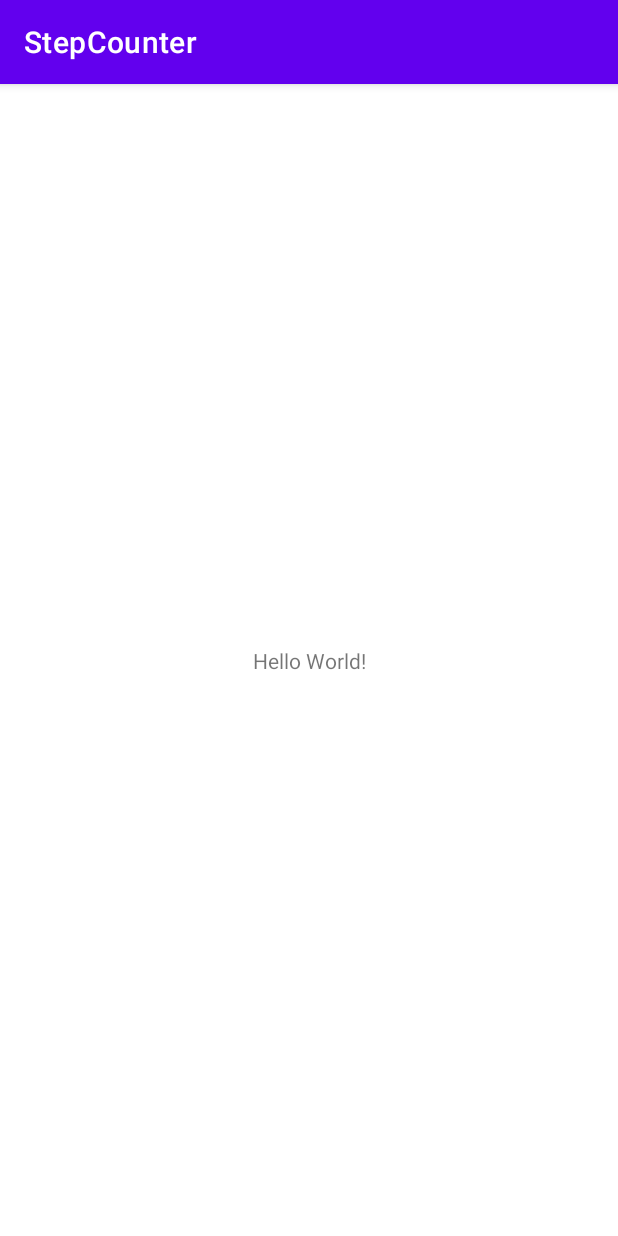
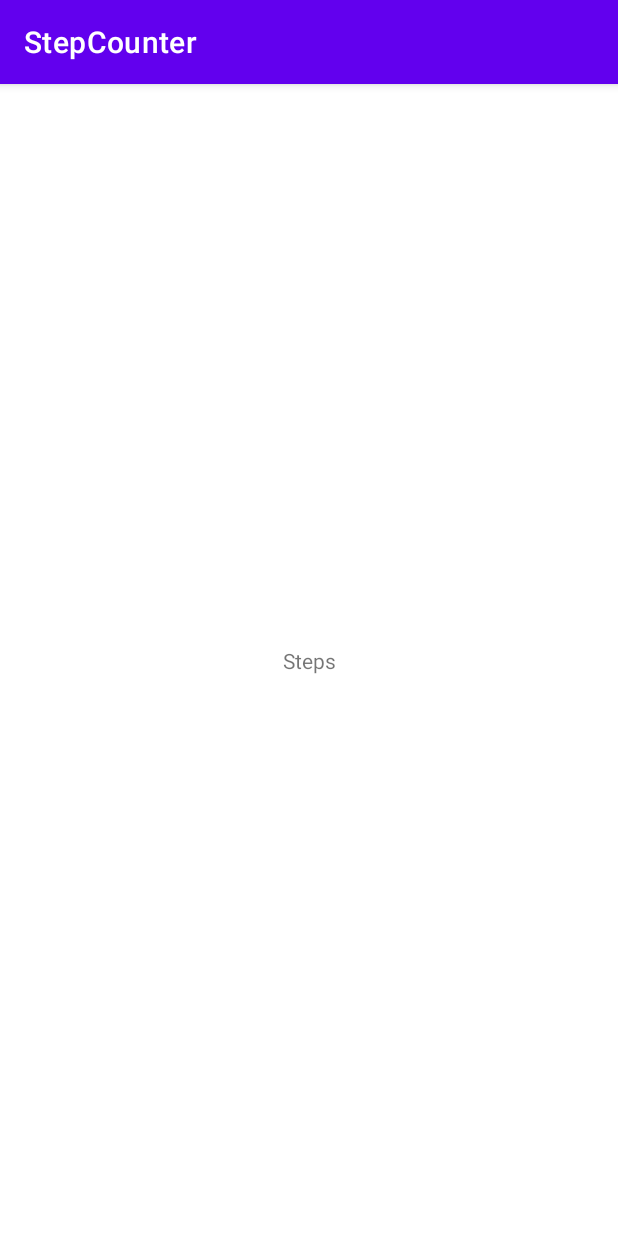
Before and after one commit to nicklasu/StepCounter, an Android app: the screen it shows after launch (MainActivity), on a phone screen of 412 x 824 dp. Run offline under Robolectric (Android 15) with nearby library versions, the phone set to English and light mode, and no system bars.

Commit message:
Add Step to activity_main.xml, Add basic functionality to step counter. Unsure if works correctly. Needs debugging.

```diff
--- a/app/src/main/java/com/example/stepcounter/MainActivity.java
+++ b/app/src/main/java/com/example/stepcounter/MainActivity.java
@@ -2,14 +2,53 @@ package com.example.stepcounter;
 
 import androidx.appcompat.app.AppCompatActivity;
 
+import android.hardware.Sensor;
+import android.hardware.SensorEvent;
+import android.hardware.SensorEventListener;
+import android.hardware.SensorManager;
 import android.os.Bundle;
+import android.util.Log;
+import android.widget.TextView;
 
-public class MainActivity extends AppCompatActivity {
-    int i = 0;
+public class MainActivity extends AppCompatActivity implements SensorEventListener {
+    //Get the SensorManager and attach it a name "sensorManager"
+    private SensorManager sensorManager;
+    private Sensor stepSensor;
+    private boolean running = false;
+    private float totalSteps = 0f;
+    private TextView stepsTaken;
+
     @Override
     protected void onCreate(Bundle savedInstanceState) {
         super.onCreate(savedInstanceState);
         setContentView(R.layout.activity_main);
+        stepsTaken = findViewById(R.id.stepsTaken);
+        sensorManager = (SensorManager)getSystemService(SENSOR_SERVICE);
+        stepSensor = sensorManager.getDefaultSensor(Sensor.TYPE_STEP_COUNTER);
+
+
     }
 
+    @Override
+    protected void onResume(){
+        super.onResume();
+        running = true;
+        if (sensorManager.getDefaultSensor(Sensor.TYPE_STEP_COUNTER) == null) {
+            Log.d("STEPCOUNTERDEBUG", "No sensor detected!");
+        } else {
+            sensorManager.registerListener(this, stepSensor, SensorManager.SENSOR_DELAY_UI);
+        }
+
+    }
+    public void onAccuracyChanged (Sensor sensor, int accuracy){
+
+    }
+
+    public void onSensorChanged(SensorEvent event) {
+        if(running){
+            totalSteps = event.values[0];
+            stepsTaken.setText(String.valueOf(totalSteps));
+            Log.d("STEPCOUNTERDEBUG","Steps go up!");
+        }
+    }
 }
--- a/app/src/main/res/layout/activity_main.xml
+++ b/app/src/main/res/layout/activity_main.xml
@@ -7,9 +7,10 @@
     tools:context=".MainActivity">
 
     <TextView
+        android:id="@+id/stepsTaken"
         android:layout_width="wrap_content"
         android:layout_height="wrap_content"
-        android:text="Hello World!"
+        android:text="Steps"
         app:layout_constraintBottom_toBottomOf="parent"
         app:layout_constraintLeft_toLeftOf="parent"
         app:layout_constraintRight_toRightOf="parent"
```
